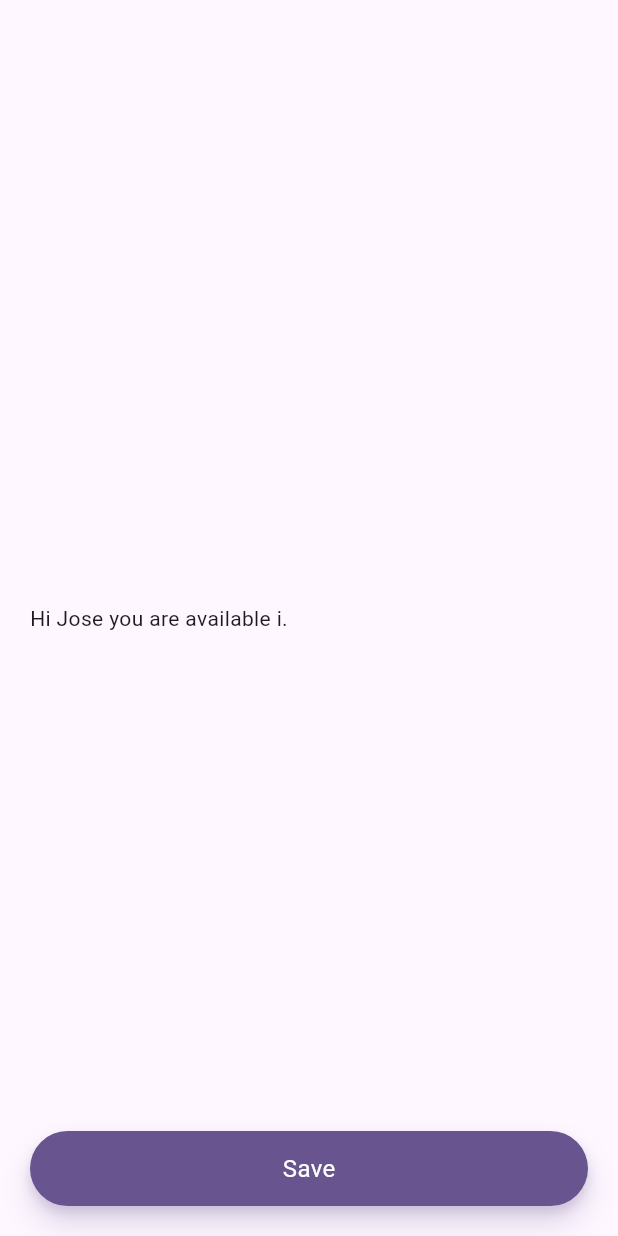
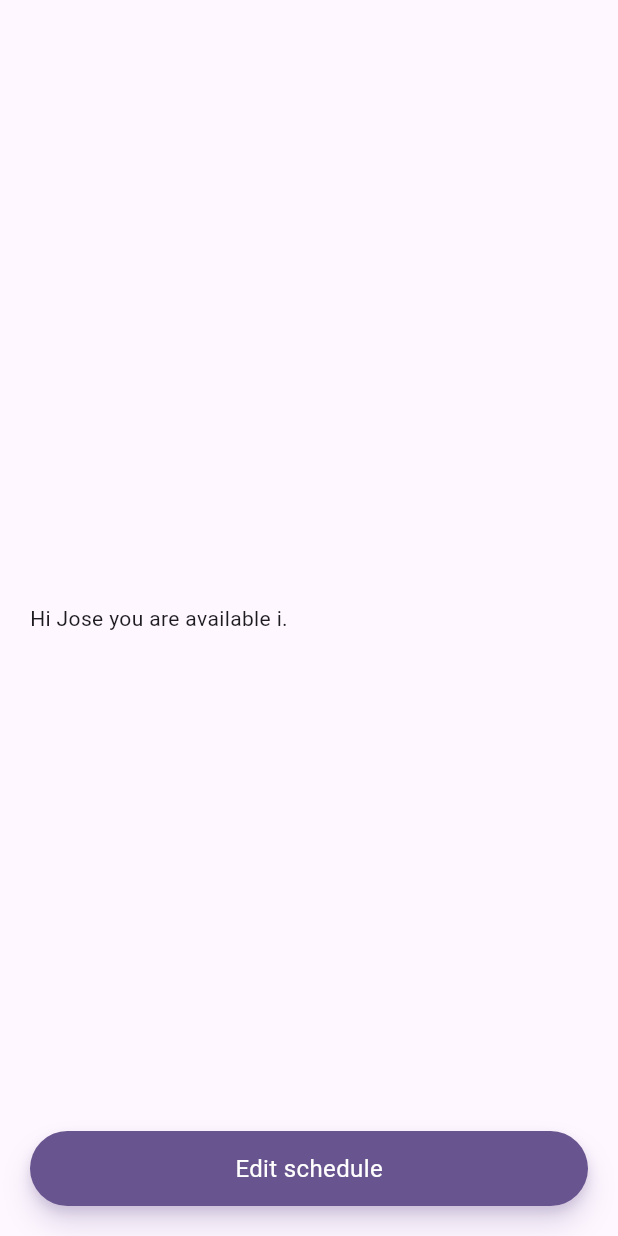
Before and after one commit to Che-ekU/waybeo_scheduling_app, a Flutter app: the _SecondPage screen opened directly, on a phone screen of 412 x 824 dp. Run offline on Flutter 3.47's test engine with Material 2 defaults, Android fonts, the phone set to English and light mode, and no system bars.

Commit message:
bug fixes

```diff
--- a/lib/app_provider.dart
+++ b/lib/app_provider.dart
@@ -17,10 +17,13 @@ class AppProvider extends ChangeNotifier {
 
   String getAvailableTime() {
     String availableTime = 'Hi Jose you are available in ';
-
     for (DaySchedule e in days) {
       if (e.availableTime.isNotEmpty) {
-        if (days.indexOf(e) == days.length - 1) {
+        if (days.indexOf(e) == days.length - 1 ||
+            (days.lastIndexWhere(
+                        (element) => element.availableTime.isNotEmpty) ==
+                    days.indexOf(e) &&
+                selectedTile.indexOf(e.title) != 0)) {
           if (days.length != 1) {
             availableTime =
                 availableTime.substring(0, availableTime.length - 2);
--- a/lib/main.dart
+++ b/lib/main.dart
@@ -51,8 +51,8 @@ class MyHomePage extends StatelessWidget {
         backgroundColor: Theme.of(context).colorScheme.inversePrimary,
       ),
       floatingActionButtonLocation: FloatingActionButtonLocation.centerDocked,
-      floatingActionButton: Selector<AppProvider, List<DaySchedule>>(
-        builder: (context, value, child) {
+      floatingActionButton: Consumer<AppProvider>(
+        builder: (context, AppProvider appProvider, child) {
           bool isScheduleAvailable = false;
           for (DaySchedule e in appProvider.days) {
             isScheduleAvailable = e.availableTime.isNotEmpty;
@@ -61,6 +61,12 @@ class MyHomePage extends StatelessWidget {
           return GestureDetector(
             onTap: () {
               if (isScheduleAvailable) {
+                appProvider.selectedTile.removeWhere((day) => (appProvider
+                    .days[appProvider.days
+                        .indexWhere((element) => element.title == day)]
+                    .availableTime
+                    .isEmpty));
+                appProvider.notify();
                 Navigator.of(context).push(MaterialPageRoute(
                     builder: (context) => const _SecondPage()));
               }
@@ -73,18 +79,22 @@ class MyHomePage extends StatelessWidget {
                     ? Theme.of(context).primaryColor
                     : Colors.grey,
                 borderRadius: BorderRadius.circular(26),
-                boxShadow: [
+                boxShadow: isScheduleAvailable
+                    ? [
                         BoxShadow(
-                    color: Theme.of(context).primaryColor.withOpacity(0.2),
+                          color:
+                              Theme.of(context).primaryColor.withOpacity(0.2),
                           blurRadius: 6,
                           offset: const Offset(0, 4),
                         ),
                         BoxShadow(
-                    color: Theme.of(context).primaryColor.withOpacity(0.2),
+                          color:
+                              Theme.of(context).primaryColor.withOpacity(0.2),
                           blurRadius: 16,
                           offset: const Offset(0, 12),
                         ),
-                ],
+                      ]
+                    : [],
               ),
               margin: const EdgeInsets.all(20),
               width: double.infinity,
@@ -97,7 +107,6 @@ class MyHomePage extends StatelessWidget {
             ),
           );
         },
-        selector: (p0, p1) => p1.days,
       ),
       body: SingleChildScrollView(
         padding: const EdgeInsets.all(20.0),
@@ -270,13 +279,14 @@ class _SecondPage extends StatelessWidget {
           ),
           margin: const EdgeInsets.all(20),
           width: double.infinity,
-          child: Center(
+          child: const Center(
             child: Text(
-              appProvider.days
-                      .any((element) => element.availableTime.isNotEmpty)
-                  ? "Edit schedule"
-                  : "Save",
-              style: const TextStyle(color: Colors.white, fontSize: 16),
+              // appProvider.days
+              //         .any((element) => element.availableTime.isNotEmpty)
+              //     ?
+              "Edit schedule",
+              // : "Save",
+              style: TextStyle(color: Colors.white, fontSize: 16),
             ),
           ),
         ),
```
Lines whose indentation alone changed are shown as unchanged.
